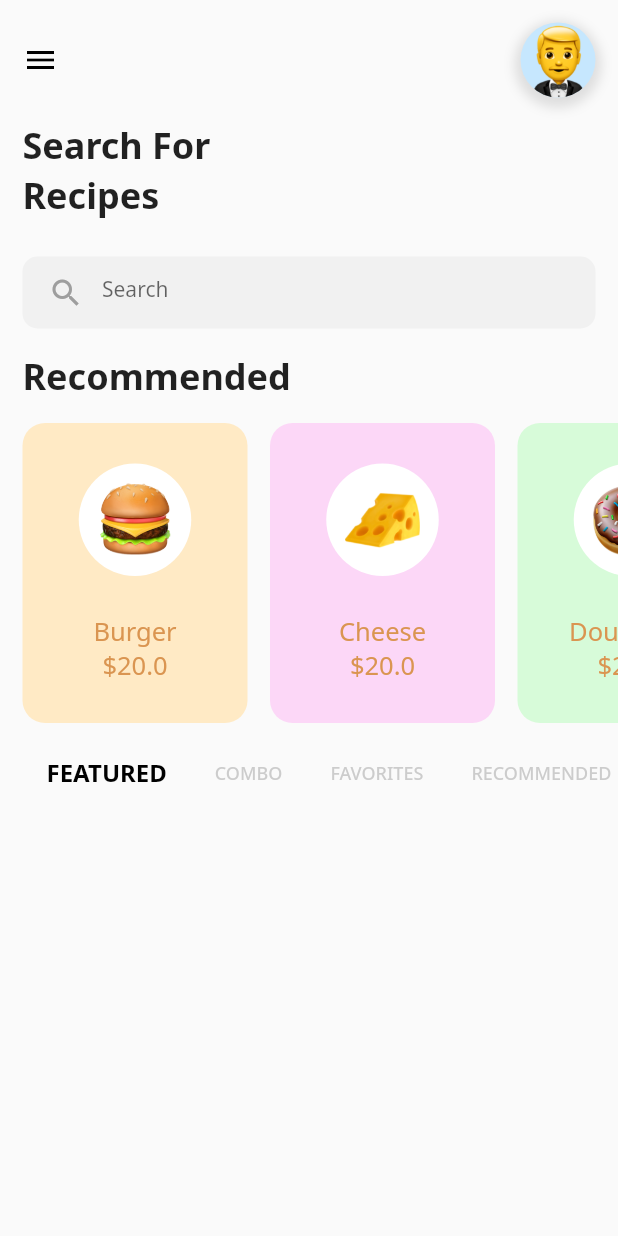
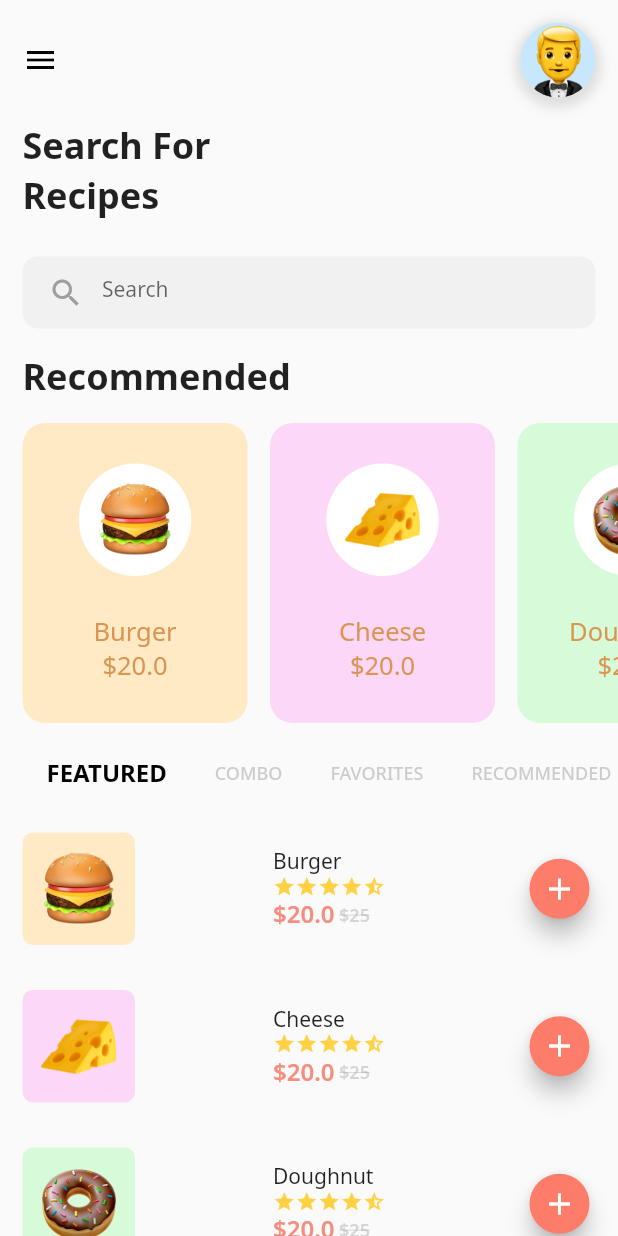
Before and after one commit to amitmaurya7374/Flutter-Food-order-App, a Flutter app: the screen it shows after launch, on a phone screen of 412 x 824 dp. Run offline on Flutter 3.47's test engine with Material 2 defaults, Android fonts, the phone set to English and light mode, and no system bars; drawn by our look-alikes of smooth_star_rating; our stand-ins replace google_fonts.

Commit message:
5th commit

```diff
--- a/lib/screens/main_page_scrren.dart
+++ b/lib/screens/main_page_scrren.dart
@@ -1,5 +1,6 @@
 import 'package:flutter/material.dart';
 import 'package:food_app/widgets/foodListView.dart';
+import 'package:food_app/widgets/food_tabs.dart';
 import 'package:google_fonts/google_fonts.dart';
 
 class MainPageScreen extends StatefulWidget {
@@ -136,8 +137,20 @@ class _MainPageScreenState extends State<MainPageScreen>
                     Tab(child: Text('COMBO')),
                     Tab(child: Text('FAVORITES')),
                     Tab(child: Text('RECOMMENDED')),
+                  ]),
+            ),
+            Container(
+              height: MediaQuery.of(context).size.height - 450.0,
+              child: TabBarView(
+                controller: tabController,
+                children: [
+                  FoodTabBar(),
 
-                  ]),
+                  FoodTabBar(),
+                  FoodTabBar(),
+                  FoodTabBar(),
+                ],
+              ),
             ),
           ],
         ),
--- /dev/null
+++ b/lib/widgets/food_tabs.dart
@@ -0,0 +1,110 @@
+import 'package:flutter/material.dart';
+import 'package:food_app/models/food_data.dart';
+import 'package:google_fonts/google_fonts.dart';
+import 'package:provider/provider.dart';
+import 'package:smooth_star_rating/smooth_star_rating.dart';
+
+class FoodTabBar extends StatelessWidget {
+  @override
+  Widget build(BuildContext context) {
+    return Scaffold(
+      body: ListView.builder(
+        itemBuilder: (context, index) {
+          return Padding(
+            padding: EdgeInsets.all( 15.0),
+            child: Row(
+              mainAxisAlignment: MainAxisAlignment.spaceBetween,
+              children: <Widget>[
+                Container(
+                  height: 75.0,
+                  width: 75.0,
+                  decoration: BoxDecoration(
+                    borderRadius: BorderRadius.circular(7.0),
+                    color:
+                        Provider.of<FoodData>(context).foodItems[index].color,
+                  ),
+                  child: Center(
+                    child: Image.asset(
+                      Provider.of<FoodData>(context).foodItems[index].imagePath,
+                      height: 50.0,
+                      width: 50.0,
+                    ),
+                  ),
+                ),
+                // SizedBox(
+                //   width: 3.0,
+                // ),
+                Column(
+                  crossAxisAlignment: CrossAxisAlignment.start,
+                  children: <Widget>[
+                    Text(
+                      Provider.of<FoodData>(context).foodItems[index].name,
+                      style: GoogleFonts.notoSans(
+                        fontSize: 14.0,
+                        fontWeight: FontWeight.w400,
+                      ),
+                    ),
+                    SmoothStarRating(
+                      allowHalfRating: false,
+                      onRated: (v) {},
+                      starCount: 5,
+                      rating: 4.5,
+                      color: Color(0xFFFFD143),
+                      borderColor: Color(0xFFFFD143),
+                      size: 15.0,
+                      spacing: 0.0,
+                    ),
+                    Row(
+                      children: <Widget>[
+                        Text(
+                          '\$' +
+                              Provider.of<FoodData>(context)
+                                  .foodItems[index]
+                                  .price
+                                  .toString(),
+                          style: GoogleFonts.notoSans(
+                            fontSize: 16.0,
+                            fontWeight: FontWeight.w600,
+                            textStyle: TextStyle(
+                              color: Color(0xFFF68D7F),
+                            ),
+                          ),
+                        ),
+                        SizedBox(
+                          width: 3.0,
+                        ),
+                        Text(
+                          '\$' + '25',
+                          style: GoogleFonts.notoSans(
+                            fontSize: 12.0,
+                            decoration: TextDecoration.lineThrough,
+                            fontWeight: FontWeight.w600,
+                            textStyle: TextStyle(
+                              color: Colors.grey.withOpacity(0.4),
+                            ),
+                          ),
+                        ),
+                      ],
+                    ),
+                  ],
+                ),
+                 FloatingActionButton(
+              heroTag: Provider.of<FoodData>(context).foodItems[index].name,
+              mini: true,
+              onPressed: () {},
+              child: Center(
+                child: Icon(Icons.add, color: Colors.white)
+              ),
+              backgroundColor: Color(0xFFFE7D6A),
+            )
+              ],
+
+            ),
+          );
+        },
+        itemCount: Provider.of<FoodData>(context).foodCount,
+      ),
+
+    );
+  }
+}
--- a/pubspec.yaml
+++ b/pubspec.yaml
@@ -30,6 +30,7 @@ dependencies:
   cupertino_icons: ^0.1.3
   provider: ^4.3.0
   google_fonts: ^1.1.0
+  smooth_star_rating: ^1.1.1
 dev_dependencies:
   flutter_test:
     sdk: flutter
```
Also changed, not shown: pubspec.lock.
